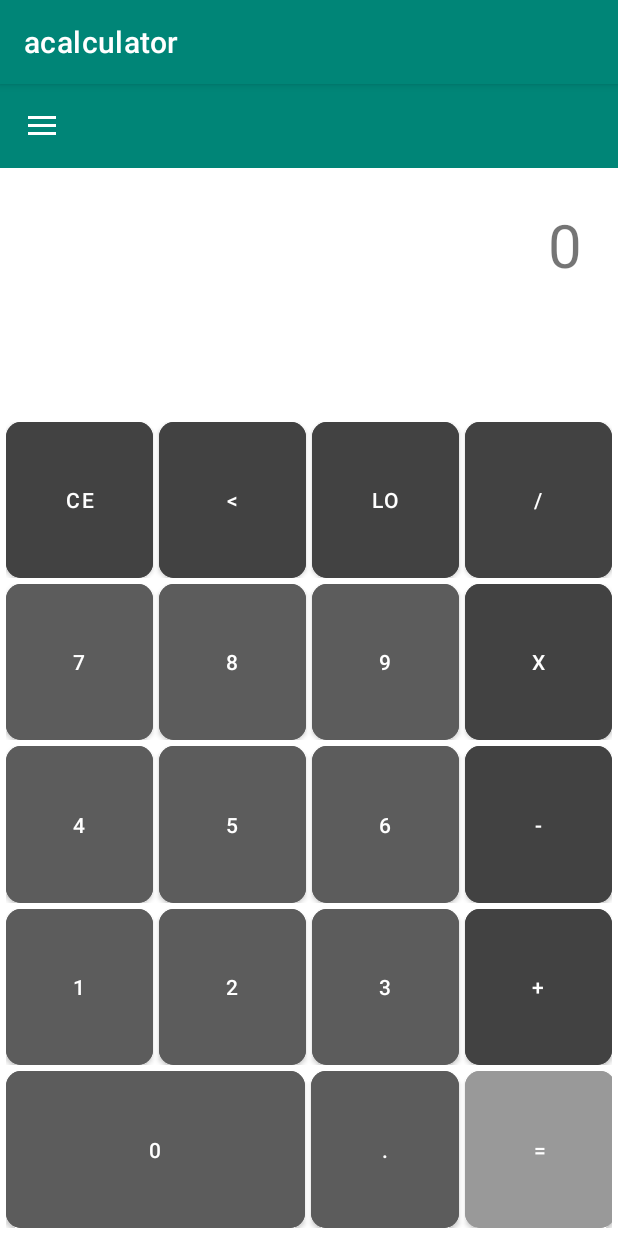
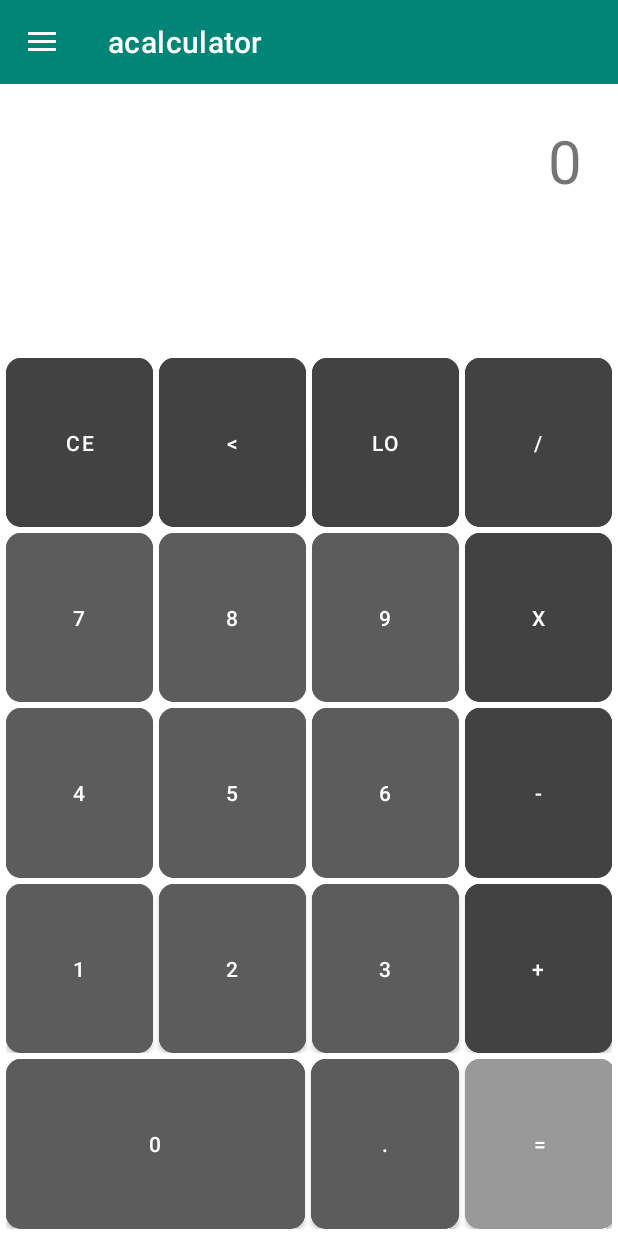
Before and after one commit to Eduardo-22002197/acalculator, an Android app: the screen it shows after launch (MainActivity), after a tap on an icon or button, on a phone screen of 412 x 824 dp. Run offline under Robolectric (Android 15) with nearby library versions, the phone set to English and light mode, and no system bars.

Commit message:
fix(themes): fixed theming issue.
chore: Changed Calculator from class to object.

```diff
--- a/app/src/main/java/com/cm/acalculator/CalculatorFragment.kt
+++ b/app/src/main/java/com/cm/acalculator/CalculatorFragment.kt
@@ -12,7 +12,7 @@ import com.cm.acalculator.model.Calculator
 
 class CalculatorFragment : Fragment() {
     private lateinit var binding: FragmentCalculatorBinding
-    private val calculator = Calculator()
+    // private val calculator = Calculator()
 
     override fun onCreateView(
         inflater: LayoutInflater, container: ViewGroup?,
@@ -44,33 +44,33 @@ class CalculatorFragment : Fragment() {
         binding.buttonDivision.setOnClickListener { onClickSymbol("/") }
         binding.buttonDot.setOnClickListener { onClickSymbol(".") }
         binding.buttonEquals.setOnClickListener { onClickEquals() }
+        binding.buttonBackspace.setOnClickListener { onDelete() }
         binding.buttonClear.setOnClickListener { onClear() }
-        binding.buttonBackspace.setOnClickListener { onDelete() }
     }
 
     private fun onClickSymbol(symbol: String) {
         logClickOnButton(symbol)
-        calculator.addSymbol(symbol)
-        binding.textVisor.text = calculator.display
+        Calculator.addSymbol(symbol)
+        binding.textVisor.text = Calculator.display
     }
 
     private fun onClickEquals() {
         logClickOnButton("=")
-        calculator.equals()
-        binding.textVisor.text = calculator.display
+        Calculator.equals()
+        binding.textVisor.text = Calculator.display
         Log.i(TAG, "Expression result: ${binding.textVisor.text}")
     }
 
     private fun onDelete() {
         logClickOnButton("<")
-        calculator.delete()
-        binding.textVisor.text = calculator.display
+        Calculator.delete()
+        binding.textVisor.text = Calculator.display
     }
 
     private fun onClear() {
         logClickOnButton("CE")
-        calculator.clear()
-        binding.textVisor.text = calculator.display
+        Calculator.clear()
+        binding.textVisor.text = Calculator.display
     }
 
     private fun logClickOnButton(button: String) {
--- a/app/src/main/java/com/cm/acalculator/HistoryFragment.kt
+++ b/app/src/main/java/com/cm/acalculator/HistoryFragment.kt
@@ -10,7 +10,7 @@ import com.cm.acalculator.model.Calculator
 
 class HistoryFragment : Fragment() {
     private lateinit var binding: FragmentHistoryBinding
-    private val calculator = Calculator()
+    // private val calculator = Calculator()
 
     override fun onCreateView(
         inflater: LayoutInflater, container: ViewGroup?,
@@ -27,7 +27,7 @@ class HistoryFragment : Fragment() {
     override fun onStart() {
         super.onStart()
         val builder = StringBuilder()
-        val history = calculator.history
+        val history = Calculator.history
 
         history.forEach {
             builder.append("${it.expression}=${it.result}\n")
--- a/app/src/main/java/com/cm/acalculator/MainActivity.kt
+++ b/app/src/main/java/com/cm/acalculator/MainActivity.kt
@@ -24,7 +24,6 @@ class MainActivity : AppCompatActivity() {
     override fun onStart() {
         super.onStart()
         setSupportActionBar(binding.toolbar)
-        //NavigationManager.goToCalculatorFragment(supportFragmentManager)
         setupDrawerMenu()
     }
 
--- a/app/src/main/java/com/cm/acalculator/model/Calculator.kt
+++ b/app/src/main/java/com/cm/acalculator/model/Calculator.kt
@@ -2,30 +2,36 @@ package com.cm.acalculator.model
 
 import net.objecthunter.exp4j.ExpressionBuilder
 
-class Calculator {
+object Calculator {
     var display: String = "0"
         private set
     private val _history = mutableListOf<Operation>(
-        Operation("1+1", "i2.0"),
+        Operation("1+1", "2.0"),
         Operation("2+2", "4.0")
     )
 
     val history get() = _history.toList()
 
     fun addSymbol(symbol: String) {
-        if(display == "0") display = symbol else display.plus(symbol)
+        if(display == "0") display = symbol else display = "$display$symbol"
     }
 
     fun equals() {
-        val expression = ExpressionBuilder(
-            display
-        ).build()
+        val expression = ExpressionBuilder(display).build()
+        val result = expression.evaluate().toString()
 
-        display = expression.evaluate().toString()
+        _history.add(Operation(display, result))
+        display = result
     }
 
     fun delete() {
-        if(display.length > 1) display.dropLast(1) else "0"
+        if (display.isNotEmpty() && display.length > 1) {
+            val newDisp = display.dropLast(1)
+            display = newDisp
+
+        } else {
+            display = "0"
+        }
     }
 
     fun clear() {
--- /dev/null
+++ b/app/src/main/res/layout-land/fragment_calculator.xml
@@ -0,0 +1,237 @@
+<?xml version="1.0" encoding="utf-8"?>
+<LinearLayout
+    xmlns:android="http://schemas.android.com/apk/res/android"
+    xmlns:tools="http://schemas.android.com/tools"
+    android:layout_width="match_parent"
+    android:layout_height="match_parent"
+    android:orientation="vertical" >
+
+    <TextView
+        android:id="@+id/text_visor"
+        android:layout_width="match_parent"
+        android:layout_height="wrap_content"
+        android:textAlignment="textEnd"
+        android:padding="16dp"
+        android:textSize="40sp"
+        android:text="0"
+    />
+
+    <LinearLayout
+        android:layout_width="match_parent"
+        android:layout_height="match_parent"
+        android:orientation="horizontal" >
+
+        <LinearLayout
+            android:layout_width="match_parent"
+            android:layout_height="match_parent"
+            android:orientation="horizontal" >
+
+            <LinearLayout
+                android:weightSum="10"
+                android:layout_width="match_parent"
+                android:layout_height="match_parent"
+                android:orientation="horizontal" >
+
+                <androidx.recyclerview.widget.RecyclerView
+                    android:id="@+id/rv_history"
+                    android:layout_weight="2"
+                    android:layout_width="0dp"
+                    android:layout_height="match_parent"
+                    />
+
+                <LinearLayout
+                    android:layout_weight="8"
+                    android:weightSum="4"
+                    android:layout_width="0dp"
+                    android:layout_height="match_parent"
+                    android:orientation="vertical">
+
+                    <LinearLayout
+                        android:weightSum="5"
+                        android:layout_width="match_parent"
+                        android:layout_weight="1"
+                        android:layout_height="0dp"
+                        android:orientation="horizontal">
+                        <!-- Atribui 1 dos 5 espaços -->
+                        <Button
+                            android:id="@+id/button_7"
+                            android:layout_weight="1"
+                            android:layout_width="0dp"
+                            android:layout_height="match_parent"
+                            android:text="7"
+                            />
+                        <Button
+                            android:id="@+id/button_8"
+                            android:layout_weight="1"
+                            android:layout_width="0dp"
+                            android:layout_height="match_parent"
+                            android:text="8"
+                            />
+
+                        <Button
+                            android:id="@+id/button_9"
+                            android:layout_weight="1"
+                            android:layout_width="0dp"
+                            android:layout_height="match_parent"
+                            android:text="9"
+                            />
+                        <Button
+                            android:id="@+id/button_division"
+                            android:layout_weight="1"
+                            android:layout_width="0dp"
+                            android:layout_height="match_parent"
+                            android:text="/"
+                            />
+                        <Button
+                            android:id="@+id/button_multiplication"
+                            android:layout_weight="1"
+                            android:layout_width="0dp"
+                            android:layout_height="match_parent"
+                            android:text="*"
+                            />
+                    </LinearLayout>
+
+                    <LinearLayout
+                        android:weightSum="5"
+                        android:layout_width="match_parent"
+                        android:layout_weight="1"
+                        android:layout_height="0dp"
+                        android:orientation="horizontal">
+                        <!-- Atribui 1 dos 5 espaços -->
+                        <Button
+                            android:id="@+id/button_c4"
+                            android:layout_weight="1"
+                            android:layout_width="0dp"
+                            android:layout_height="match_parent"
+                            android:text="4"
+                            />
+                        <Button
+                            android:id="@+id/button_5"
+                            android:layout_weight="1"
+                            android:layout_width="0dp"
+                            android:layout_height="match_parent"
+                            android:text="5"
+                            />
+
+                        <Button
+                            android:id="@+id/button_6"
+                            android:layout_weight="1"
+                            android:layout_width="0dp"
+                            android:layout_height="match_parent"
+                            android:text="6"
+                            />
+                        <Button
+                            android:id="@+id/button_division"
+                            android:layout_weight="1"
+                            android:layout_width="0dp"
+                            android:layout_height="match_parent"
+                            android:text="/"
+                            />
+                        <Button
+                            android:id="@+id/button_multiplication"
+                            android:layout_weight="1"
+                            android:layout_width="0dp"
+                            android:layout_height="match_parent"
+                            android:text="*"
+                            />
+                    </LinearLayout>
+
+                    <LinearLayout
+                        android:weightSum="5"
+                        android:layout_width="match_parent"
+                        android:layout_weight="1"
+                        android:layout_height="0dp"
+                        android:orientation="horizontal">
+                        <!-- Atribui 1 dos 5 espaços -->
+                        <Button
+                            android:id="@+id/button_1"
+                            android:layout_weight="1"
+                            android:layout_width="0dp"
+                            android:layout_height="match_parent"
+                            android:text="1"
+                            />
+                        <Button
+                            android:id="@+id/button_2"
+                            android:layout_weight="1"
+                            android:layout_width="0dp"
+                            android:layout_height="match_parent"
+                            android:text="2"
+                            />
+
+                        <Button
+                            android:id="@+id/button_3"
+                            android:layout_weight="1"
+                            android:layout_width="0dp"
+                            android:layout_height="match_parent"
+                            android:text="3"
+                            />
+                        <Button
+                            android:id="@+id/button_division"
+                            android:layout_weight="1"
+                            android:layout_width="0dp"
+                            android:layout_height="match_parent"
+                            android:text="/"
+                            />
+                        <Button
+                            android:id="@+id/button_multiplication"
+                            android:layout_weight="1"
+                            android:layout_width="0dp"
+                            android:layout_height="match_parent"
+                            android:text="*"
+                            />
+                    </LinearLayout>
+
+                    <LinearLayout
+                        android:weightSum="5"
+                        android:layout_width="match_parent"
+                        android:layout_weight="1"
+                        android:layout_height="0dp"
+                        android:orientation="horizontal">
+                        <!-- Atribui 1 dos 5 espaços -->
+                        <Button
+                            android:id="@+id/button_clear"
+                            android:layout_weight="1"
+                            android:layout_width="0dp"
+                            android:layout_height="match_parent"
+                            android:text="CE"
+                            />
+                        <Button
+                            android:id="@+id/button_prev"
+                            android:layout_weight="1"
+                            android:layout_width="0dp"
+                            android:layout_height="match_parent"
+                            android:text="LO"
+                            />
+
+                        <Button
+                            android:id="@+id/button_backspace"
+                            android:layout_weight="1"
+                            android:layout_width="0dp"
+                            android:layout_height="match_parent"
+                            android:text="&lt;"
+                            />
+                        <Button
+                            android:id="@+id/button_division"
+                            android:layout_weight="1"
+                            android:layout_width="0dp"
+                            android:layout_height="match_parent"
+                            android:text="/"
+                            />
+                        <Button
+                            android:id="@+id/button_multiplication"
+                            android:layout_weight="1"
+                            android:layout_width="0dp"
+                            android:layout_height="match_parent"
+                            android:text="*"
+                            />
+                    </LinearLayout>
+
+                </LinearLayout>
+
+            </LinearLayout>
+
+        </LinearLayout>
+
+    </LinearLayout>
+
+</LinearLayout>
--- a/app/src/main/res/layout/fragment_calculator.xml
+++ b/app/src/main/res/layout/fragment_calculator.xml
@@ -1,8 +1,9 @@
 <?xml version="1.0" encoding="utf-8"?>
-<LinearLayout xmlns:android="http://schemas.android.com/apk/res/android"
+<LinearLayout
+    xmlns:android="http://schemas.android.com/apk/res/android"
+    xmlns:app="http://schemas.android.com/apk/res-auto"
     android:layout_width="match_parent"
     android:layout_height="match_parent"
-    xmlns:app="http://schemas.android.com/apk/res-auto"
     android:orientation="vertical">
 
     <TextView
--- a/app/src/main/res/values/themes.xml
+++ b/app/src/main/res/values/themes.xml
@@ -1,27 +1,12 @@
 <resources xmlns:tools="http://schemas.android.com/tools">
     <!-- Base application theme. -->
-    <style name="Theme.Acalculator" parent="Theme.MaterialComponents.DayNight.DarkActionBar">
-        <!-- Primary brand color. -->
-        <item name="colorPrimary">@color/color_primary</item>
-        <item name="colorPrimaryVariant">@color/color_primary_dark</item>
-        <item name="colorOnPrimary">@color/white</item>
-        <!-- Secondary brand color. -->
-        <item name="colorSecondary">@color/teal_200</item>
-        <item name="colorSecondaryVariant">@color/teal_700</item>
-        <item name="colorOnSecondary">@color/black</item>
-        <!-- Status bar color. -->
-        <item name="android:statusBarColor">?attr/colorPrimaryVariant</item>
-        <!-- Customize your theme here. -->
-    </style>
-
-    <style name="Theme.XYZ"
-        parent="Theme.MaterialComponents.DayNight.NoActionBar">
+    <style name="Theme.Acalculator" parent="Theme.MaterialComponents.DayNight.NoActionBar">
         <!-- Customize your theme here. -->
         <item name="colorPrimary">@color/color_primary</item>
         <item name="colorPrimaryDark">@color/color_primary_dark</item>
         <item name="colorAccent">@color/color_primary_dark</item>
     </style>
-    <style name="ToolbarTheme" parent="Theme.XYZ">
+    <style name="ToolbarTheme" parent="Theme.Acalculator">
         <item name="android:background">@color/color_primary</item>
         <item name="android:textColorPrimary">@color/white</item>
         <item name="android:textColorSecondary">@color/white</item>
```
